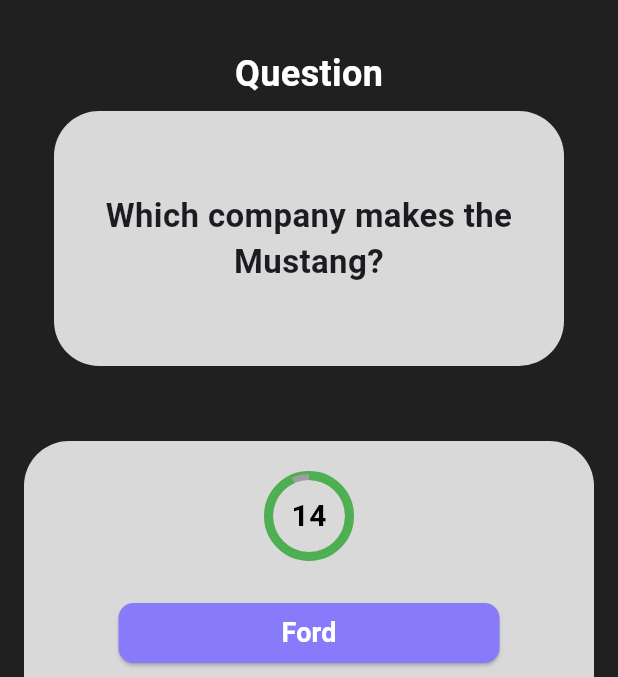
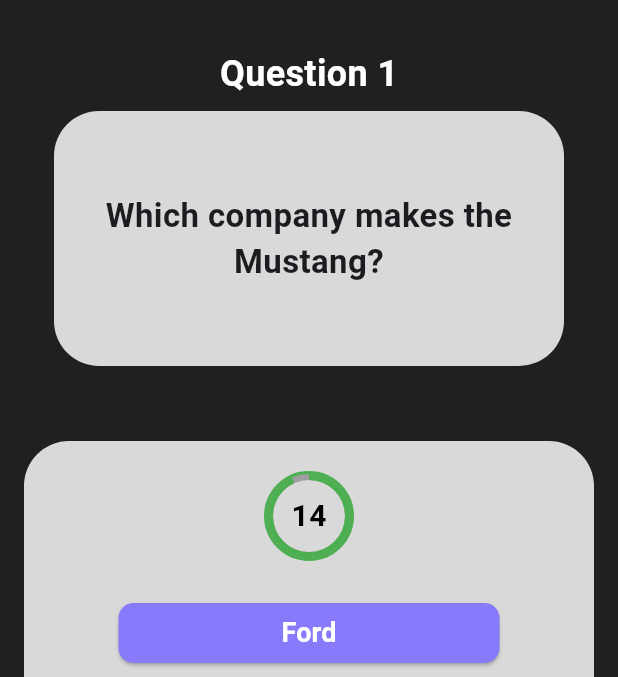
Before and after one commit to jasalhamsak/Quiz-App, a Flutter app: the screen it shows after launch, after a tap on "Cars", on a phone screen of 412 x 824 dp, the part 84-761 px from its top. Run offline on Flutter 3.47's test engine with Material 3 defaults, Android fonts, the light colour scheme and no system bars; our stand-ins replace confetti.

Commit message:
Third small Commit

```diff
--- a/lib/Presentation/Quiz Page/QuizPage.dart
+++ b/lib/Presentation/Quiz Page/QuizPage.dart
@@ -24,6 +24,7 @@
   int timer = 15;
   late Timer questionTimer;
   bool answered = false;
+
 
   @override
   void initState() {
@@ -90,7 +91,7 @@
           children: [
             Padding(
               padding: const EdgeInsets.all(8.0),
-              child: Text("Question",style: TextStyle(fontWeight: FontWeight.bold,color: Colors.white,fontSize: 24),),
+              child: Text("Question ${currentQuestionIndex+1}",style: TextStyle(fontWeight: FontWeight.bold,color: Colors.white,fontSize: 24),),
             ),
             Container(
               padding: EdgeInsets.all(5),
```
